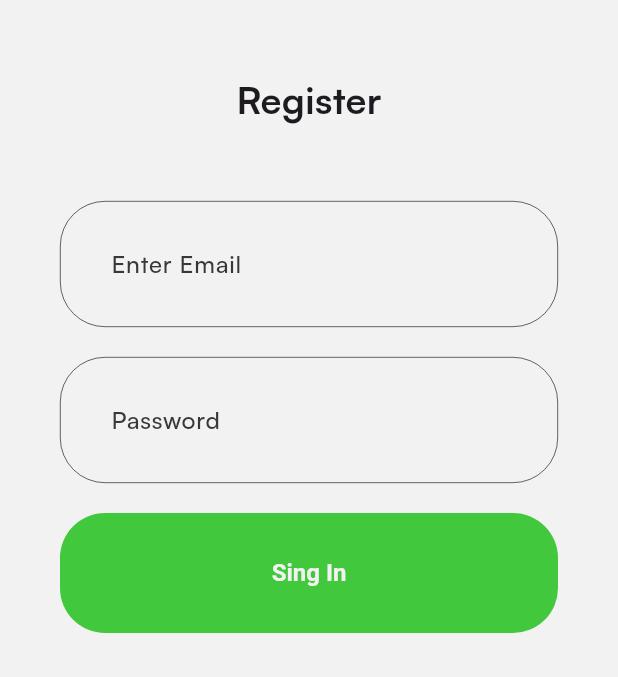
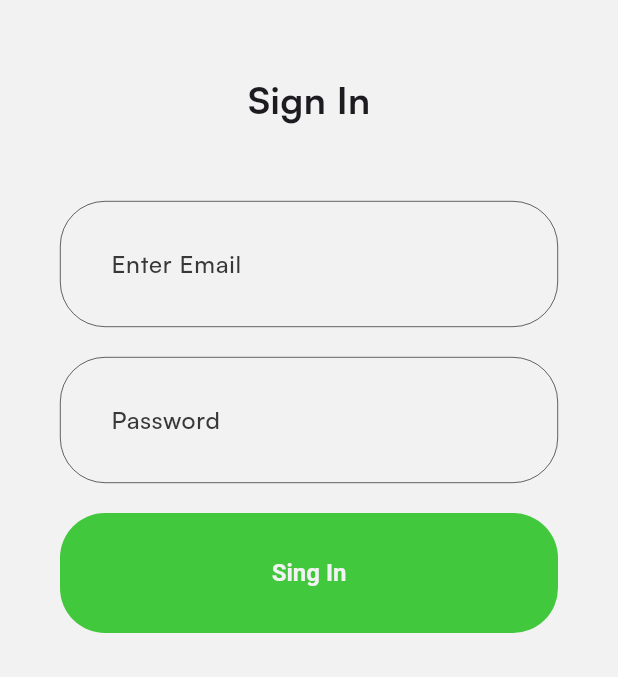
Before and after one commit to LucasCDutra/Spotify_flutter, a Flutter app: the SinginPage screen opened directly, after a tap on "Sing In", on a phone screen of 412 x 824 dp, the part 72-749 px from its top. Run offline on Flutter 3.47's test engine with Material 3 defaults, Android fonts, the phone set to English and light mode, and no system bars; our stand-ins replace dartz, firebase_core, flutter_bloc, flutter_svg, get_it, hydrated_bloc; accounts and stored records are empty.

Commit message:
signin auth

```diff
--- /dev/null
+++ b/lib/data/models/auth/singin_user_req.dart
@@ -0,0 +1,10 @@
+// ignore_for_file: public_member_api_docs, sort_constructors_first
+class SigninUserReq {
+  final String email;
+  final String password;
+
+  SigninUserReq({
+    required this.email,
+    required this.password,
+  });
+}
--- /dev/null
+++ b/lib/domain/usecases/auth/signin.dart
@@ -0,0 +1,12 @@
+import 'package:dartz/dartz.dart';
+import 'package:spotify_flutter/core/usecase/usecase.dart';
+import 'package:spotify_flutter/data/models/auth/singin_user_req.dart';
+import 'package:spotify_flutter/domain/repository/auth/auth.dart';
+import 'package:spotify_flutter/service_locator.dart';
+
+class SignInUseCase implements UseCase<Either, SigninUserReq> {
+  @override
+  Future<Either> call({SigninUserReq? params}) async {
+    return sl<AuthRepository>().signin(params!);
+  }
+}
--- a/lib/presentation/auth/pages/signin.dart
+++ b/lib/presentation/auth/pages/signin.dart
@@ -4,10 +4,17 @@ import 'package:flutter_svg/svg.dart';
 import 'package:spotify_flutter/common/widgets/appbart/app_bar.dart';
 import 'package:spotify_flutter/common/widgets/buttons/basic_app_button.dart';
 import 'package:spotify_flutter/core/configs/assets/app_vectors.dart';
+import 'package:spotify_flutter/data/models/auth/singin_user_req.dart';
+import 'package:spotify_flutter/domain/usecases/auth/signin.dart';
 import 'package:spotify_flutter/presentation/auth/pages/signup.dart';
+import 'package:spotify_flutter/presentation/root/pages/root.dart';
+import 'package:spotify_flutter/service_locator.dart';
 
 class SinginPage extends StatelessWidget {
-  const SinginPage({super.key});
+  SinginPage({super.key});
+
+  final TextEditingController _email = TextEditingController();
+  final TextEditingController _password = TextEditingController();
 
   @override
   Widget build(BuildContext context) {
@@ -27,7 +34,32 @@ class SinginPage extends StatelessWidget {
             const SizedBox(height: 20),
             _passwordField(context),
             const SizedBox(height: 20),
-            BasicAppButton(onPressed: () {}, title: 'Sing In'),
+            BasicAppButton(
+              title: 'Sing In',
+              onPressed: () async {
+                var result = await sl<SignInUseCase>().call(
+                  params: SigninUserReq(
+                    email: _email.text.toString(),
+                    password: _password.text.toString(),
+                  ),
+                );
+
+                result.fold(
+                  (l) {
+                    var snackbar = SnackBar(content: Text(l));
+                    ScaffoldMessenger.of(context).showSnackBar(snackbar);
+                  },
+                  (r) {
+                    Navigator.pushAndRemoveUntil(
+                        context,
+                        MaterialPageRoute(
+                          builder: (BuildContext context) => const RootPage(),
+                        ),
+                        (root) => false);
+                  },
+                );
+              },
+            ),
           ],
         ),
       ),
@@ -36,13 +68,14 @@ class SinginPage extends StatelessWidget {
 
   Widget _registerText() {
     return const Text(
-      'Register',
+      'Sign In',
       style: TextStyle(fontWeight: FontWeight.bold, fontSize: 25),
     );
   }
 
   Widget _emailField(BuildContext context) {
     return TextField(
+      controller: _email,
       decoration: const InputDecoration(
         hintText: 'Enter Email',
       ).applyDefaults(Theme.of(context).inputDecorationTheme),
@@ -51,6 +84,7 @@ class SinginPage extends StatelessWidget {
 
   Widget _passwordField(BuildContext context) {
     return TextField(
+      controller: _password,
       decoration: const InputDecoration(
         hintText: 'Password',
       ).applyDefaults(Theme.of(context).inputDecorationTheme),
@@ -74,7 +108,7 @@ class SinginPage extends StatelessWidget {
               onPressed: () {
                 Navigator.pushReplacement(
                   context,
-                  MaterialPageRoute(builder: (BuildContext context) => const SingupPage()),
+                  MaterialPageRoute(builder: (BuildContext context) => SingupPage()),
                 );
               },
               child: const Text('Register Now'))
```
